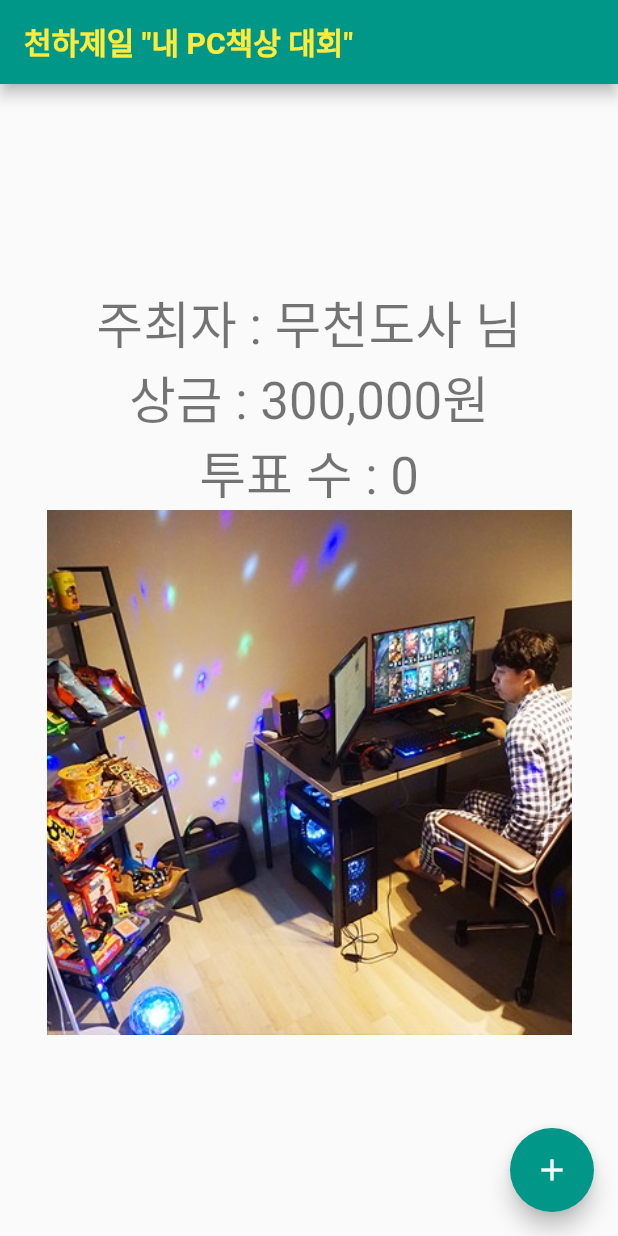
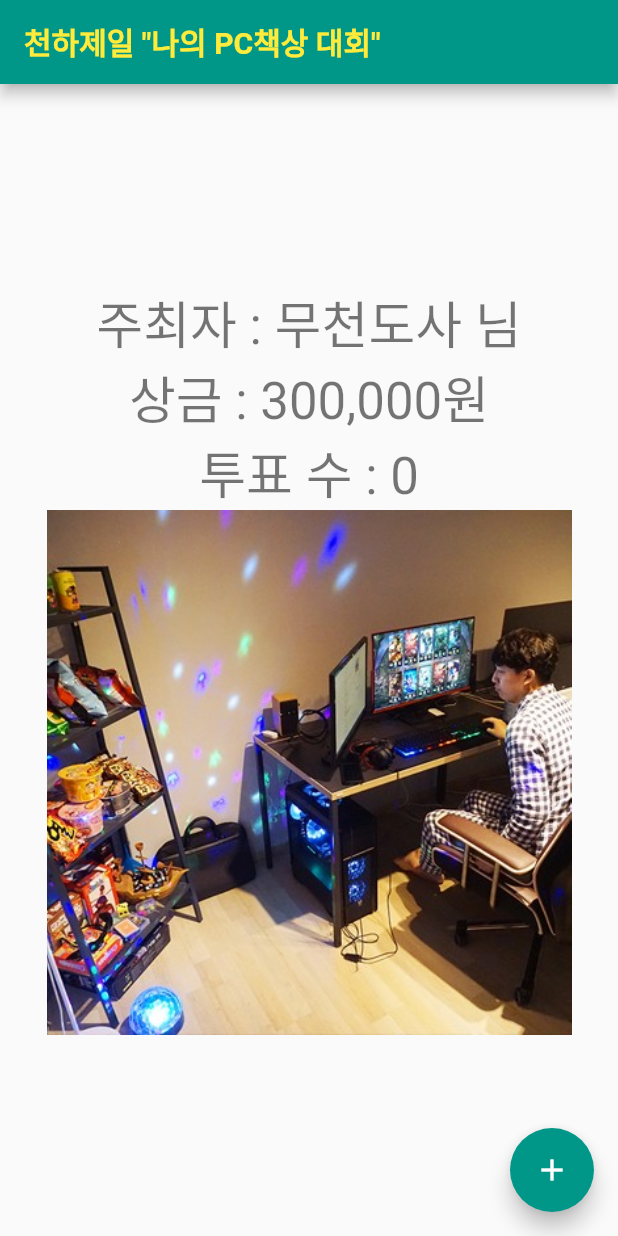
Before and after one commit to CircleJune2/Flutter_App_1st, a Flutter app: the screen it shows after launch, on a phone screen of 412 x 824 dp. Run offline on Flutter 3.47's test engine with Material 2 defaults, Android fonts, the phone set to English and light mode, and no system bars.

Commit message:
제목수정

```diff
--- a/lib/main.dart
+++ b/lib/main.dart
@@ -22,7 +22,7 @@ class MyApp extends StatelessWidget {
         // is not restarted.
         primarySwatch: Colors.teal,
       ),
-      home: MyHomePage(title: '천하제일 "내 PC책상 대회"'),
+      home: MyHomePage(title: '천하제일 "나의 PC책상 대회"'),
 
 
     );
```
